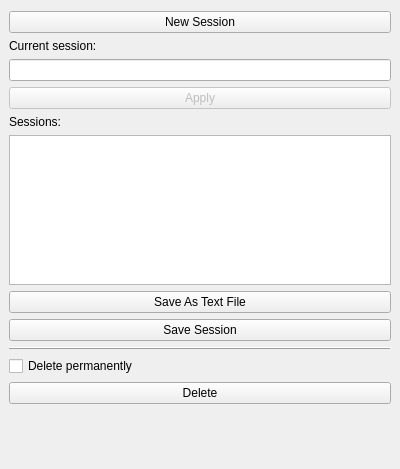
First picture: the form in ChatSessionWidget.ui, repository asianirish/AI-Ronaut, before the edit.
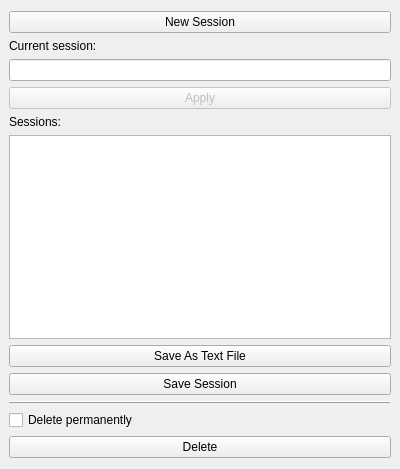
Second picture: the form after the edit.

Commit message: delete a verticalSpacer

```diff
--- a/ChatSessionWidget.ui
+++ b/ChatSessionWidget.ui
@@ -131,19 +131,6 @@
      </layout>
     </widget>
    </item>
-   <item row="4" column="0">
-    <spacer name="verticalSpacer">
-     <property name="orientation">
-      <enum>Qt::Vertical</enum>
-     </property>
-     <property name="sizeHint" stdset="0">
-      <size>
-       <width>20</width>
-       <height>96</height>
-      </size>
-     </property>
-    </spacer>
-   </item>
   </layout>
  </widget>
  <tabstops>
```
